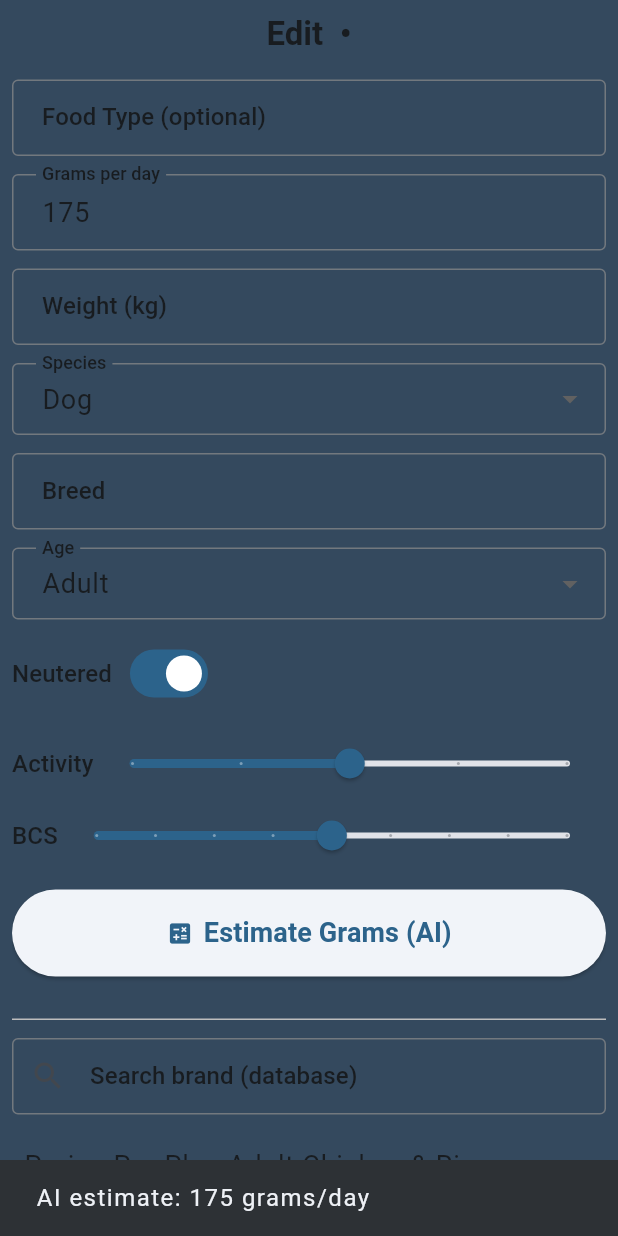
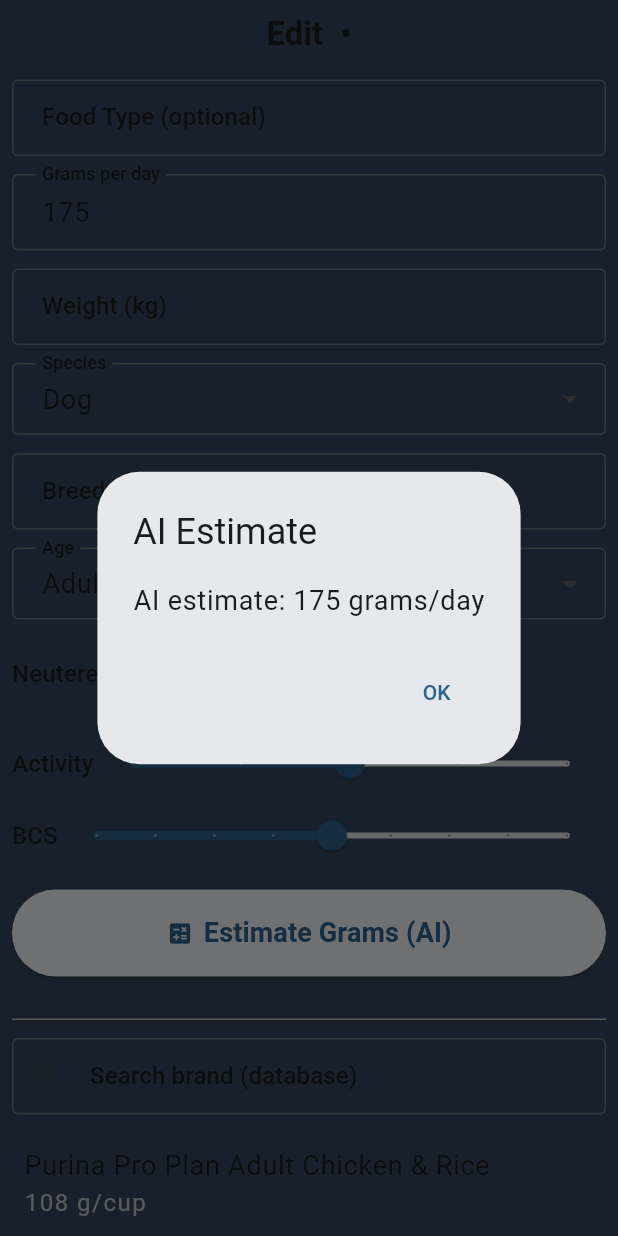
Before and after one commit to yonathan-star/puppal_app, a Flutter app: the ProfileEditSheet widget shown alone on an empty page, opened directly with empty values, after a tap on "Estimate Grams (AI)", on a phone screen of 412 x 824 dp. Run offline on Flutter 3.47's test engine with Material 3 defaults, Android fonts, the light colour scheme and no system bars; our stand-ins replace flutter_bluetooth_serial, google_fonts, permission_handler, shared_preferences; accounts and stored records are empty.

Commit message:
Change AI feedback from SnackBar to AlertDialog and changed time picker

```diff
--- a/lib/screens/profile_edit_sheet.dart
+++ b/lib/screens/profile_edit_sheet.dart
@@ -106,11 +106,22 @@ class _ProfileEditSheetState extends State<ProfileEditSheet> {
           _selectedDensity = res;
         });
 
-        // Show AI confidence feedback
-        ScaffoldMessenger.of(context).showSnackBar(
-          SnackBar(
-            content: Text('✅ AI found: ${res}g/cup'),
-            duration: Duration(seconds: 3),
+        // Show AI confidence feedback as Dialog
+        showDialog(
+          context: context,
+          builder: (ctx) => AlertDialog(
+            title: const Text('AI Estimate'),
+            content: Text(
+              'AI estimate: ${res}g/cup',
+              textAlign: TextAlign.center,
+              style: Theme.of(context).textTheme.bodyLarge?.copyWith(fontSize: 18),
+            ),
+            actions: [
+              TextButton(
+                onPressed: () => Navigator.of(ctx).pop(),
+                child: const Text('OK'),
+              ),
+            ],
           ),
         );
       } else {
@@ -197,7 +208,7 @@ class _ProfileEditSheetState extends State<ProfileEditSheet> {
             ),
             const SizedBox(height: 12),
             DropdownButtonFormField<String>(
-              initialValue: _species,
+              value: _species,
               items: const [
                 DropdownMenuItem(value: 'dog', child: Text('Dog')),
                 DropdownMenuItem(value: 'cat', child: Text('Cat')),
@@ -310,7 +321,7 @@ class _ProfileEditSheetState extends State<ProfileEditSheet> {
               ),
             const SizedBox(height: 12),
             DropdownButtonFormField<String>(
-              initialValue: _ageStage,
+              value: _ageStage,
               items: const [
                 DropdownMenuItem(
                   value: 'puppyKitten',
@@ -395,8 +406,8 @@ class _ProfileEditSheetState extends State<ProfileEditSheet> {
                   ageStage: _ageStage == 'puppyKitten'
                       ? AgeStage.puppyKitten
                       : _ageStage == 'senior'
-                      ? AgeStage.senior
-                      : AgeStage.adult,
+                          ? AgeStage.senior
+                          : AgeStage.adult,
                   neutered: _neutered,
                   activityLevel: _activity,
                   bcs: _bcs,
@@ -406,12 +417,22 @@ class _ProfileEditSheetState extends State<ProfileEditSheet> {
                 setState(() {
                   _gramsController.text = result.gramsPerDay.round().toString();
                 });
-                ScaffoldMessenger.of(context).showSnackBar(
-                  SnackBar(
+                // Show grams/day estimate as Dialog
+                showDialog(
+                  context: context,
+                  builder: (ctx) => AlertDialog(
+                    title: const Text('AI Estimate'),
                     content: Text(
                       'AI estimate: ${result.gramsPerDay.round()} grams/day',
+                      textAlign: TextAlign.center,
+                      style: Theme.of(context).textTheme.bodyLarge?.copyWith(fontSize: 18),
                     ),
-                    duration: Duration(seconds: 3),
+                    actions: [
+                      TextButton(
+                        onPressed: () => Navigator.of(ctx).pop(),
+                        child: const Text('OK'),
+                      ),
+                    ],
                   ),
                 );
               },
@@ -637,14 +658,25 @@ class _ProfileEditSheetState extends State<ProfileEditSheet> {
     TimeOfDay start = const TimeOfDay(hour: 8, minute: 0);
     TimeOfDay end = const TimeOfDay(hour: 18, minute: 0);
 
+    final ThemeData pickerTheme = Theme.of(context).copyWith(
+      timePickerTheme: const TimePickerThemeData(
+        dialTextStyle: TextStyle(fontSize: 20),
+        dayPeriodTextStyle: TextStyle(fontSize: 20), // AM/PM style
+        hourMinuteTextStyle: TextStyle(fontSize: 20),
+        helpTextStyle: TextStyle(fontSize: 18),
+      ),
+    );
+
     TimeOfDay? pickedStart = await showTimePicker(
       context: context,
       initialTime: start,
+      builder: (ctx, child) => Theme(data: pickerTheme, child: child!),
     );
     if (pickedStart == null) return null;
     TimeOfDay? pickedEnd = await showTimePicker(
       context: context,
       initialTime: end,
+      builder: (ctx, child) => Theme(data: pickerTheme, child: child!),
     );
     if (pickedEnd == null) return null;
 
```
